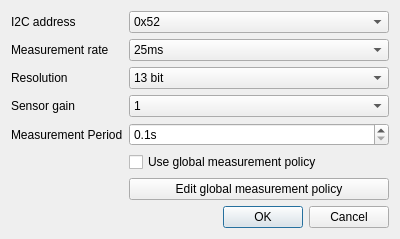
The window that gui_qt/GloxiniaConfigurator/sensorapds9306_065dialog.ui (opieters/gloxinia2) describes before a commit, drawn with Qt 5.
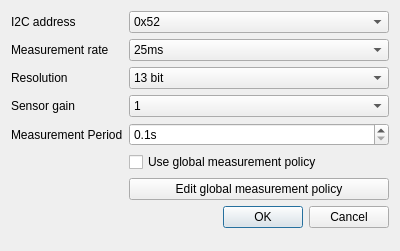
The same window after the commit.

Patch:
```diff
--- a/gui_qt/GloxiniaConfigurator/sensorapds9306_065dialog.ui
+++ b/gui_qt/GloxiniaConfigurator/sensorapds9306_065dialog.ui
@@ -7,7 +7,7 @@
     <x>0</x>
     <y>0</y>
     <width>400</width>
-    <height>238</height>
+    <height>251</height>
    </rect>
   </property>
   <property name="windowTitle">
```
Left out of the diff: 2 changed lines with no effect on the pictures.
